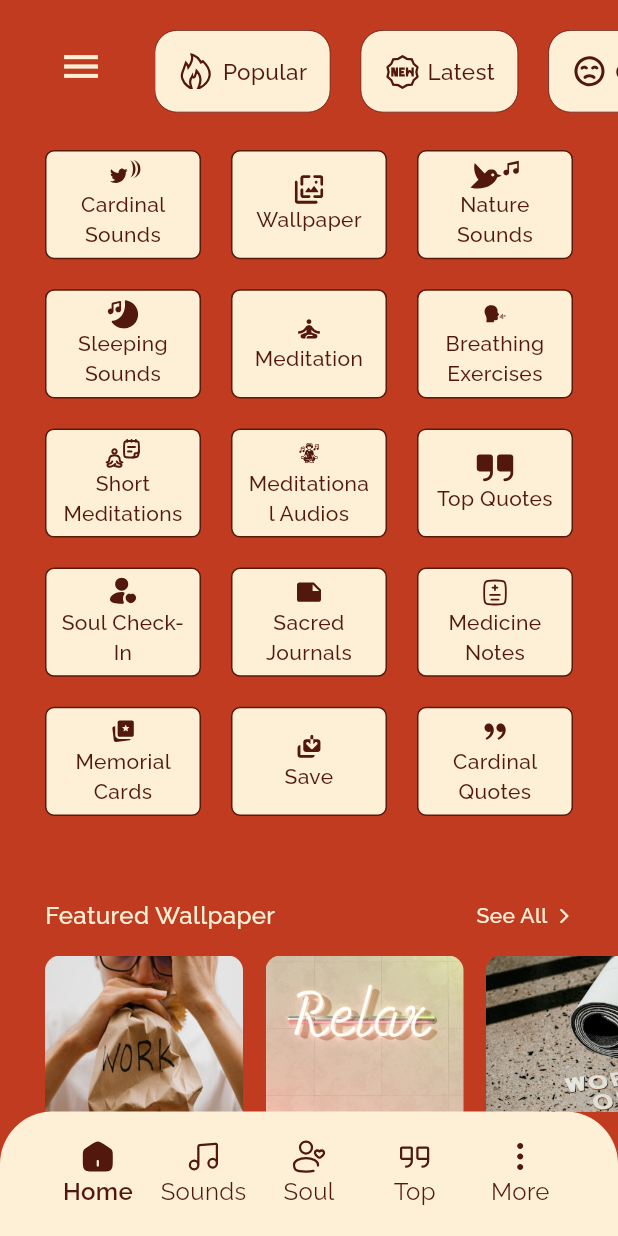
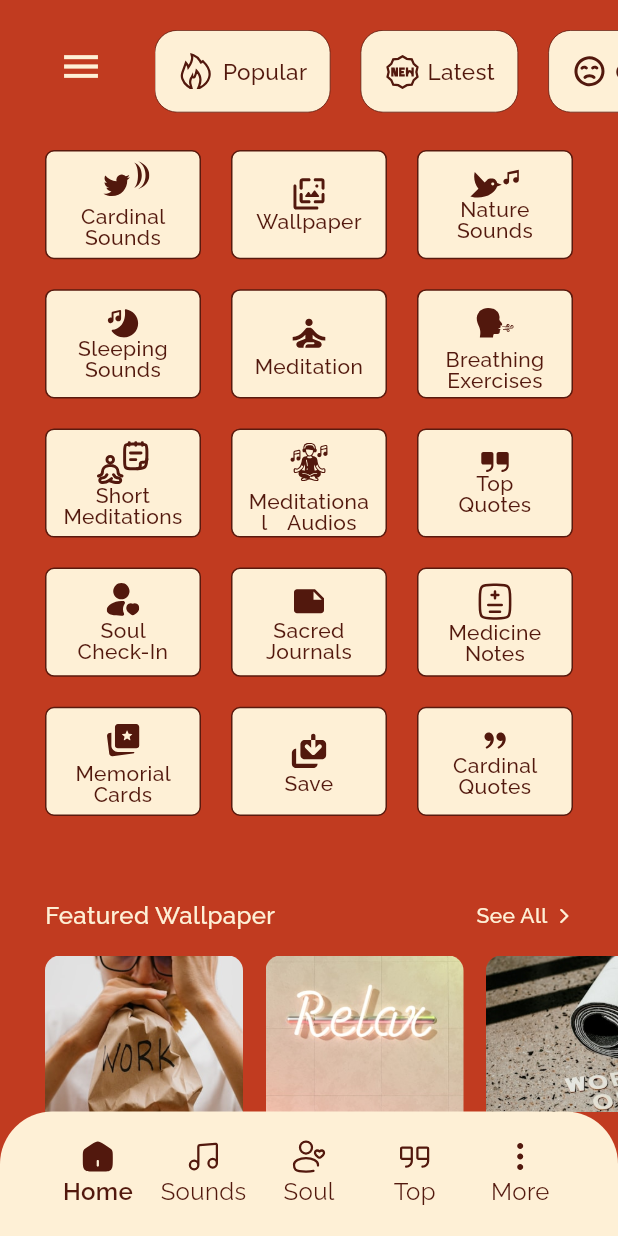
Before and after one commit to Riaz-27/cardinal_quotes_task, a Flutter app: the HomeNavPage screen opened directly, on a phone screen of 412 x 824 dp. Run offline on Flutter 3.47's test engine with Material 3 defaults, Android fonts, the phone set to English and light mode, and no system bars; our stand-ins replace flutter_svg.

Commit message:
fixed home menu buttons

```diff
--- a/lib/core/dummy_db.dart
+++ b/lib/core/dummy_db.dart
@@ -197,62 +197,77 @@ const menus = [
   {
     "iconPath": "assets/icons/menu_icons/cardinal_sounds.svg",
     "title": "Cardinal Sounds",
+    "size": 30.0,
   },
   {
     "iconPath": "assets/icons/menu_icons/wallpaper.svg",
     "title": "Wallpaper",
+    "size": 22.0,
   },
   {
     "iconPath": "assets/icons/menu_icons/nature_sounds.svg",
     "title": "Nature Sounds",
+    "size": 20.0,
   },
   {
     "iconPath": "assets/icons/menu_icons/sleeping_sounds.svg",
     "title": "Sleeping Sounds",
+    "size": 20.0,
   },
   {
     "iconPath": "assets/icons/menu_icons/meditation.svg",
     "title": "Meditation",
+    "size": 30.0,
   },
   {
     "iconPath": "assets/icons/menu_icons/breathing_exercises.svg",
     "title": "Breathing Exercises",
+    "size": 35.0,
   },
   {
     "iconPath": "assets/icons/menu_icons/short_meditations.svg",
     "title": "Short Meditations",
+    "size": 30.0,
   },
   {
     "iconPath": "assets/icons/menu_icons/meditational_audios.svg",
     "title": "Meditational Audios",
+    "size": 38.0,
   },
   {
     "iconPath": "assets/icons/menu_icons/top_quotes.svg",
     "title": "Top Quotes",
+    "size": 15.0,
   },
   {
     "iconPath": "assets/icons/menu_icons/soul_check_in.svg",
     "title": "Soul Check-In",
+    "size": 25.0,
   },
   {
     "iconPath": "assets/icons/menu_icons/sacred_journals.svg",
     "title": "Sacred Journals",
+    "size": 25.0,
   },
   {
     "iconPath": "assets/icons/menu_icons/medicine_notes.svg",
     "title": "Medicine Notes",
+    "size": 28.0,
   },
   {
     "iconPath": "assets/icons/menu_icons/memorial_cards.svg",
     "title": "Memorial Cards",
+    "size": 30.0,
   },
   {
     "iconPath": "assets/icons/menu_icons/save.svg",
     "title": "Save",
+    "size": 30.0,
   },
   {
     "iconPath": "assets/icons/menu_icons/cardinal_quotes.svg",
     "title": "Cardinal Quotes",
+    "size": 20.0,
   },
 ];
 
--- a/lib/features/home/view/pages/home_page.dart
+++ b/lib/features/home/view/pages/home_page.dart
@@ -115,8 +115,9 @@ class _HomePageState extends State<HomePage> {
                       return GestureDetector(
                         onTap: () => menuNavigation(index),
                         child: MenuCard(
-                          iconPath: menus[index]['iconPath']!,
-                          title: menus[index]['title']!,
+                          iconPath: menus[index]['iconPath'] as String,
+                          title: menus[index]['title'] as String,
+                          iconSize: menus[index]['size'] as double,
                         ),
                       );
                     },
--- a/lib/features/home/view/widgets/menu_card.dart
+++ b/lib/features/home/view/widgets/menu_card.dart
@@ -46,6 +46,8 @@ class MenuCard extends StatelessWidget {
               fontSize: 14,
               fontWeight: FontWeight.w500,
               overflow: TextOverflow.visible,
+              height: 1,
+              wordSpacing: 10,
             ),
             textAlign: TextAlign.center,
           ),
--- a/lib/features/saved/views/pages/saved_page.dart
+++ b/lib/features/saved/views/pages/saved_page.dart
@@ -2,12 +2,9 @@ import 'package:cardinal_quotes_task/core/dummy_db.dart';
 import 'package:cardinal_quotes_task/core/models/quotes.dart';
 import 'package:cardinal_quotes_task/core/models/sound.dart';
 import 'package:cardinal_quotes_task/core/models/wallpaper.dart';
-import 'package:cardinal_quotes_task/core/theme/app_theme.dart';
 import 'package:cardinal_quotes_task/core/widgets/sound_card.dart';
-import 'package:cardinal_quotes_task/features/home/view/pages/soul_page.dart';
 import 'package:cardinal_quotes_task/features/saved/views/widgets/custom_chip_button.dart';
 import 'package:flutter/material.dart';
-import 'package:flutter_svg/svg.dart';
 
 import '../../../../core/theme/app_palette.dart';
 import '../../../../core/widgets/quotes_card.dart';
```
